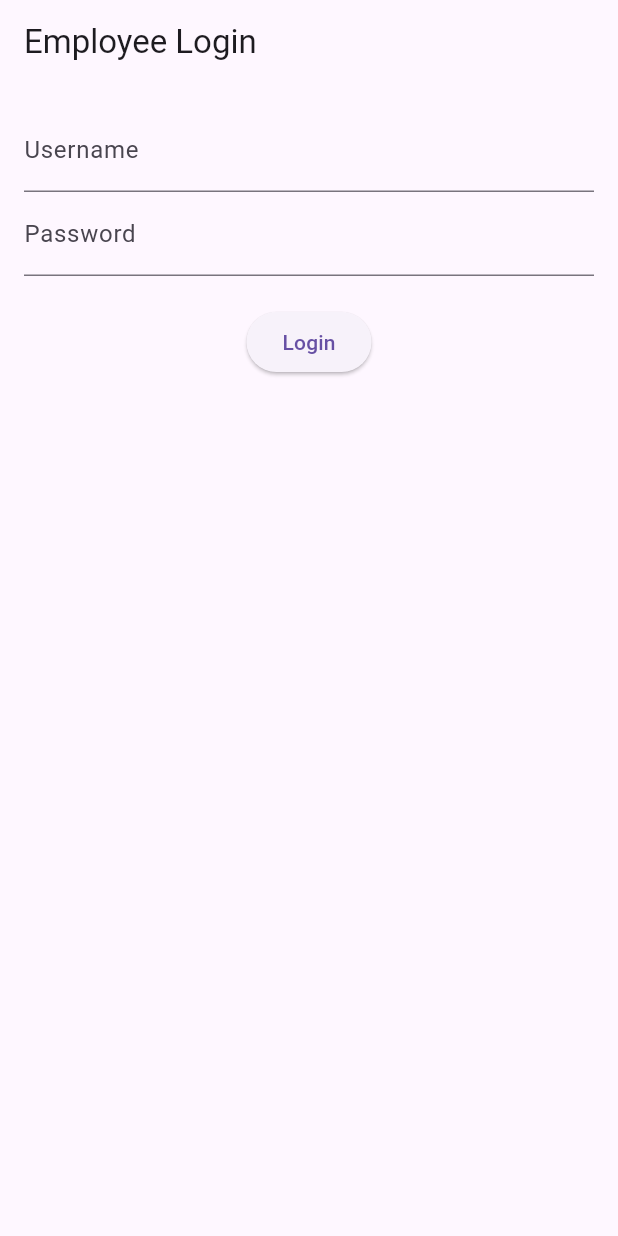
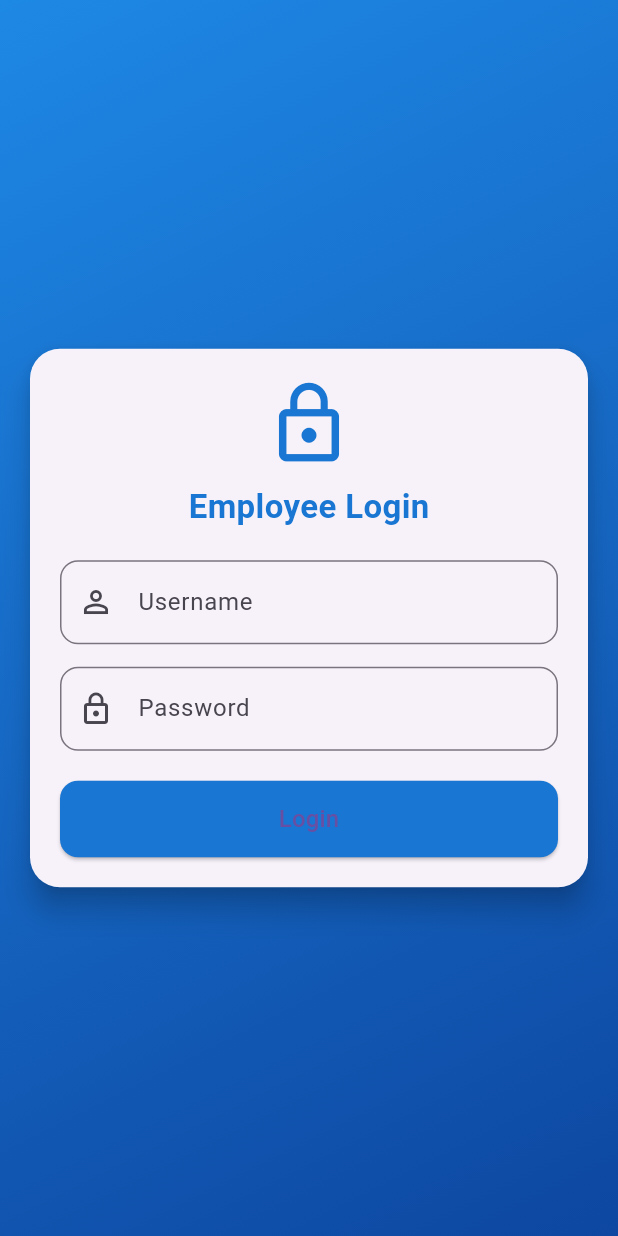
Before and after one commit to ahmadwaseem5055/LA-HRMS-APP, a Flutter app: the screen it shows after launch, on a phone screen of 412 x 824 dp. Run offline on Flutter 3.47's test engine with Material 3 defaults, Android fonts, the phone set to English and light mode, and no system bars.

Commit message:
Refactor login screen UI and error handling; enhance profile screen with image display

```diff
--- a/lib/main.dart
+++ b/lib/main.dart
@@ -1,12 +1,12 @@
 import 'package:flutter/material.dart';
-import '../screens/login_screen.dart';
+import 'screens/login_screen.dart';
 
 void main() {
   runApp(const MyApp());
 }
 
 class MyApp extends StatelessWidget {
-  const MyApp({super.key}); // short constructor syntax
+  const MyApp({super.key});
 
   @override
   Widget build(BuildContext context) {
@@ -16,7 +16,7 @@ class MyApp extends StatelessWidget {
       theme: ThemeData(
         primarySwatch: Colors.blue,
       ),
-      home: LoginScreen(), // Start from login
+      home: LoginScreen(),
     );
   }
 }
--- a/lib/screens/login_screen.dart
+++ b/lib/screens/login_screen.dart
@@ -40,13 +40,16 @@ class _LoginScreenState extends State<LoginScreen> {
         );
       } else {
         setState(() {
-          error = "Employee record not found!";
+          error = "Employee not registered!";
         });
       }
     } else {
-      setState(() {
-        error = "Invalid username or password!";
-      });
+      if (usernameController.text.isNotEmpty &&
+          passwordController.text.isNotEmpty) {
+        error = "Incorrect password!";
+      } else {
+        error = "Please enter username and password!";
+      }
     }
 
     setState(() {
@@ -57,31 +60,102 @@ class _LoginScreenState extends State<LoginScreen> {
   @override
   Widget build(BuildContext context) {
     return Scaffold(
-      appBar: AppBar(title: Text("Employee Login")),
-      body: Padding(
+      body: Container(
+        width: double.infinity,
+        height: double.infinity,
+        decoration: BoxDecoration(
+          gradient: LinearGradient(
+            colors: [Colors.blue.shade600, Colors.blue.shade900],
+            begin: Alignment.topLeft,
+            end: Alignment.bottomRight,
+          ),
+        ),
+        child: Center(
+          child: SingleChildScrollView(
             padding: EdgeInsets.all(16),
+            child: Card(
+              elevation: 8,
+              shape: RoundedRectangleBorder(
+                borderRadius: BorderRadius.circular(20),
+              ),
+              child: Padding(
+                padding: EdgeInsets.all(20),
                 child: Column(
+                  mainAxisSize: MainAxisSize.min,
                   children: [
+                    Icon(Icons.lock_outline,
+                        size: 60, color: Colors.blue.shade700),
+                    SizedBox(height: 10),
+                    Text(
+                      "Employee Login",
+                      style: TextStyle(
+                        fontSize: 22,
+                        fontWeight: FontWeight.bold,
+                        color: Colors.blue.shade700,
+                      ),
+                    ),
+                    SizedBox(height: 20),
                     TextField(
                       controller: usernameController,
-              decoration: InputDecoration(labelText: "Username"),
+                      decoration: InputDecoration(
+                        prefixIcon: Icon(Icons.person_outline),
+                        labelText: "Username",
+                        border: OutlineInputBorder(
+                          borderRadius: BorderRadius.circular(12),
                         ),
+                      ),
+                    ),
+                    SizedBox(height: 15),
                     TextField(
                       controller: passwordController,
-              decoration: InputDecoration(labelText: "Password"),
                       obscureText: true,
+                      decoration: InputDecoration(
+                        prefixIcon: Icon(Icons.lock_outline),
+                        labelText: "Password",
+                        border: OutlineInputBorder(
+                          borderRadius: BorderRadius.circular(12),
+                        ),
+                      ),
                     ),
                     if (error != null) ...[
                       SizedBox(height: 8),
-              Text(error!, style: TextStyle(color: Colors.red)),
+                      Text(
+                        error!,
+                        style: TextStyle(color: Colors.red, fontSize: 14),
+                      ),
                     ],
                     SizedBox(height: 20),
-            ElevatedButton(
+                    SizedBox(
+                      width: double.infinity,
+                      child: ElevatedButton(
+                        style: ElevatedButton.styleFrom(
+                          padding: EdgeInsets.symmetric(vertical: 14),
+                          shape: RoundedRectangleBorder(
+                            borderRadius: BorderRadius.circular(12),
+                          ),
+                          backgroundColor: Colors.blue.shade700,
+                        ),
                         onPressed: isLoading ? null : _login,
-              child:
-                  isLoading ? CircularProgressIndicator() : Text("Login"),
+                        child: isLoading
+                            ? SizedBox(
+                                height: 20,
+                                width: 20,
+                                child: CircularProgressIndicator(
+                                  strokeWidth: 2,
+                                  color: Colors.white,
+                                ),
+                              )
+                            : Text(
+                                "Login",
+                                style: TextStyle(fontSize: 16),
+                              ),
+                      ),
                     ),
                   ],
+                ),
+              ),
+            ),
+          ),
         ),
       ),
     );
```
Also changed, not shown: lib/api/odoo_api.dart (+26 -10 lines), lib/screens/profile_screen.dart (+33 -5 lines). Lines whose indentation alone changed are shown as unchanged.
